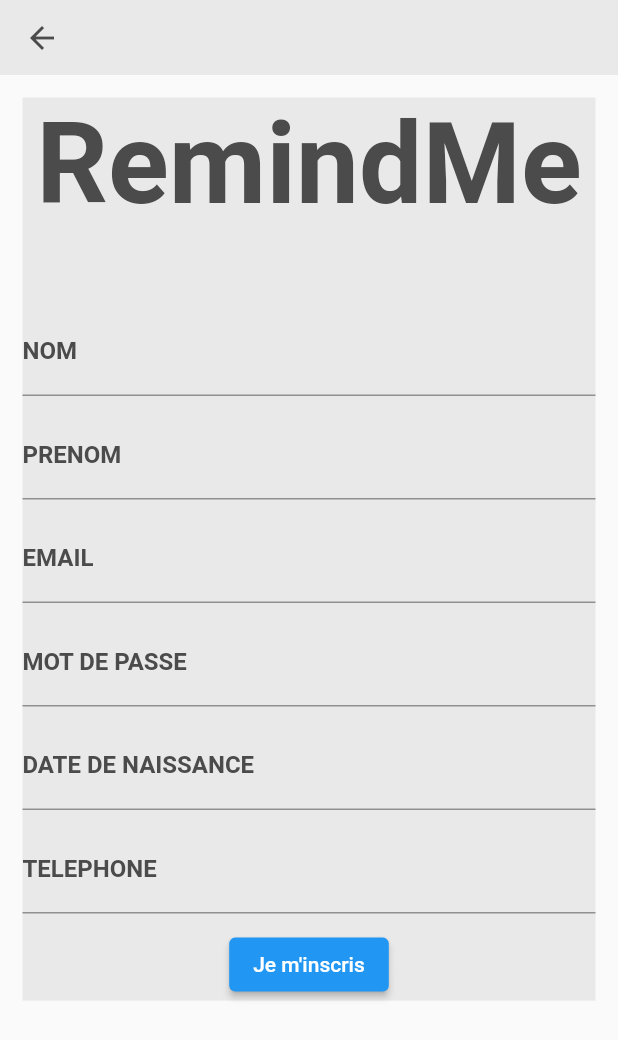
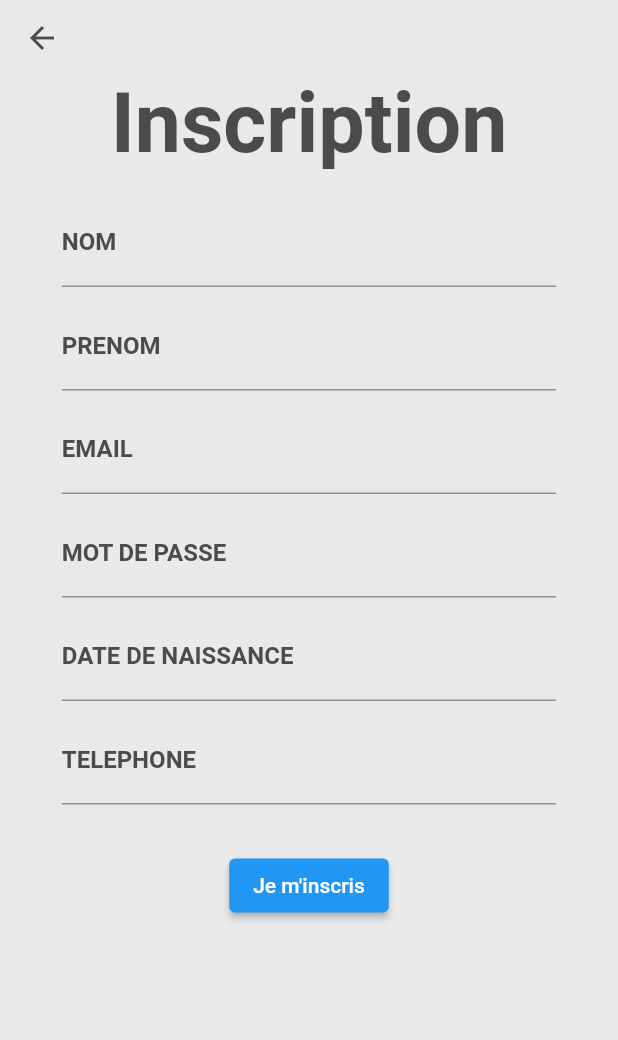
Before and after one commit to Denikine/flutterproject, a Flutter app: the Connexion screen opened directly, after a tap on "Continuer", after a tap on "Pas de compte ? S'inscrire", on a phone screen of 412 x 824 dp. Shown: the top 1040 px of the screen. Run offline on Flutter 3.47's test engine with Material 2 defaults, Android fonts, the phone set to English and light mode, and no system bars; drawn by our look-alikes of datetime_picker_formfield; our stand-ins replace camera, sqflite; missing offline and left inert: flutterproject, textfield_datepicker; accounts and stored records are empty; Roboto replaces fonts that are missing (Montserrat).

Commit message:
Connexion -> principal

```diff
--- a/lib/modele/database_helper.dart
+++ b/lib/modele/database_helper.dart
@@ -68,6 +68,7 @@ class DatabaseHelper
   _initDatabase() async {
     Directory documentsDirectory = await getApplicationDocumentsDirectory();
     String path = join(documentsDirectory.path, _databaseName);
+    File('$path').delete();
     return await openDatabase(path,
         version: _databaseVersion, onCreate: _onCreate);
   }
--- a/lib/ui/accueil.dart
+++ b/lib/ui/accueil.dart
@@ -63,7 +63,7 @@ class accueil extends StatelessWidget {
                                 image: DecorationImage(image: AssetImage('image/Cloche.png'), fit: BoxFit.contain)
                               ),
                             ),
-                             Padding(padding: EdgeInsets.only(top: MediaQuery.of(context).size.height * 0.01)),
+                            Padding(padding: EdgeInsets.only(top: MediaQuery.of(context).size.height * 0.01)),
                             Container(
                               color: const Color.fromARGB(255, 233, 233, 233),
                               height: MediaQuery.of(context).size.height * 0.05,
--- a/lib/ui/add_user.dart
+++ b/lib/ui/add_user.dart
@@ -33,6 +33,7 @@ class _AddUserState extends State<AddUser> {
   Widget build(BuildContext context) {
     return Scaffold(
 
+
       appBar: PreferredSize(
         preferredSize: Size.fromHeight(50.0), // here the desired height
         child: AppBar(
@@ -47,7 +48,6 @@ class _AddUserState extends State<AddUser> {
       body: SingleChildScrollView(
         child: Container(
           color: const Color.fromARGB(255, 233, 233, 233),
-          margin: EdgeInsets.all(15.0),
           alignment: Alignment.center,
           child: Form(
             key: _formKey,
@@ -55,12 +55,17 @@ class _AddUserState extends State<AddUser> {
               children: <Widget>[
 
                 SizedBox(
-                height: MediaQuery.of(context).size.height * 0.17,
+                  height: MediaQuery.of(context).size.height * 0.10,
                   width: MediaQuery.of(context).size.width,
-                child: const Text('RemindMe', textAlign: TextAlign.center, overflow:
-                TextOverflow.ellipsis, style: TextStyle(fontWeight: FontWeight.bold, fontSize: 75, color: Color.fromRGBO(75, 75, 75, 1)),)
+                  child: const Text('Inscription', textAlign: TextAlign.center, overflow:
+                  TextOverflow.ellipsis, style: TextStyle(fontWeight: FontWeight.bold, fontSize: 55, color: Color.fromRGBO(75, 75, 75, 1)),)
                 ),
 
+                Container(
+                  height: MediaQuery.of(context).size.height * 0.85,
+                  width: MediaQuery.of(context).size.width * 0.80,
+                  child: Column(
+                    children:[
                   TextFormField(
                     keyboardType: TextInputType.text,
                     validator: validText,
@@ -164,7 +169,8 @@ class _AddUserState extends State<AddUser> {
                         context: context,
                         firstDate: DateTime(1900),
                         initialDate: currentValue ?? DateTime.now(),
-                    lastDate: DateTime(2100));
+                        lastDate: DateTime(2100)
+                      );
                       if (date != null) {
                         final time = await showTimePicker(
                         context: context,
@@ -198,11 +204,19 @@ class _AddUserState extends State<AddUser> {
                     ),
                   ),
                   Padding(
-                  padding: new EdgeInsets.all(5.0),
+                    padding: new EdgeInsets.all(15.0),
                   ),
-                new ElevatedButton(
-                  onPressed: _validateInputs,
-                  child: new Text("Je m'inscris"),
+                  new ElevatedButton(onPressed: _validateInputs,
+                    child: new Text("Je m'inscris", style: TextStyle(color: Colors.white) ),
+                  ),
+                    ],
+                ),
+                ),
+
+                Container(
+                  height: MediaQuery.of(context).size.height * 0.05,
+                  width: MediaQuery.of(context).size.width,
+                  color: const Color.fromARGB(255, 233, 233, 233),
                 ),
               ],
             ),
--- a/lib/ui/connexion.dart
+++ b/lib/ui/connexion.dart
@@ -6,6 +6,7 @@ import 'package:camera/camera.dart';
 import 'package:project_flutter/modele/user.dart';
 import 'package:project_flutter/ui/listview_images.dart';
 import 'package:project_flutter/ui/add_user.dart';
+import 'package:project_flutter/ui/principale.dart';
 
 class Connexion extends StatefulWidget {
   List<CameraDescription> cameras; //liste de cameras disponibles
@@ -117,11 +118,16 @@ class ConnexionState extends State<Connexion> {
                       elevation: 7.0,
                       child: ElevatedButton(
                         onPressed: () {
+                          Navigator.push(
+                            context,
+                            MaterialPageRoute(builder: (context) => principale(content: '', title: '',))
+                          );
                           debugPrint("debug");
                           connexion();
                         },
                         child: Center(
                           child: const Text("Continuer", style: TextStyle(color: Colors.white)),
+
                         ),
                       ),
                     ),
--- /dev/null
+++ b/lib/ui/principale.dart
@@ -0,0 +1,137 @@
+// ignore: duplicate_ignore
+// ignore: file_names
+// ignore_for_file: file_names
+
+import 'package:flutter/material.dart';
+import 'package:project_flutter/main.dart';
+import 'package:camera/camera.dart';
+import 'package:project_flutter/ui/rechercher.dart';
+
+class principale extends StatelessWidget {
+
+  var myMenuItems = <String>[
+    'Paramètres',
+    'Deconnexion',
+  ];
+
+  void onSelect(item) {
+      switch (item) {
+        case 'Paramètres':
+          print('Paramètres clicked');
+          break;
+        case 'Deconnexion':
+          print('Deconnexion clicked');
+          break;
+      }
+  }
+
+  static String routeName = '/principale';
+
+  principale({Key? key, required String title, required String content}) : super(key: key);
+
+
+  @override
+  Widget build(BuildContext context) {
+    return Scaffold(
+
+//===============================================================================================================
+//===============================================================================================================
+//=================================AppBar : 3 dots paramètres et Deconnexion=====================================
+//===============================================================================================================
+//===============================================================================================================
+
+      appBar: PreferredSize(
+        preferredSize: const Size.fromHeight(55.0), // here the desired height
+        child: AppBar(
+          automaticallyImplyLeading: false,
+          backgroundColor: const Color.fromARGB(255, 233, 233, 233),
+          leading: const BackButton(
+            color: Color.fromRGBO(75, 75, 75, 1)
+          ),
+          centerTitle: true,
+          title: const Text('RemindMe', textAlign: TextAlign.center, overflow:
+                    TextOverflow.ellipsis, style: TextStyle(fontWeight: FontWeight.bold, fontSize: 30, color: Color.fromRGBO(75, 75, 75, 1)),),
+          actions: <Widget>[
+            PopupMenuButton<String>(
+                onSelected: onSelect,
+                itemBuilder: (BuildContext context) {
+                  return myMenuItems.map((String choice) {
+                    return PopupMenuItem<String>(
+                      child: Text(choice),
+                      value: choice,
+                    );
+                  }).toList();
+                })
+          ],
+        ),
+      ),
+
+//===============================================================================================================
+//===============================================================================================================
+//===============================================================================================================
+//===============================================================================================================
+//===============================================================================================================
+
+      body: Center(
+        child: Container(
+          height: MediaQuery.of(context).size.height - 100,
+          color: const Color.fromARGB(255, 233, 233, 233),
+
+          child: Column(
+            children: [
+
+              Padding(padding: EdgeInsets.only(top: MediaQuery.of(context).size.height * 0.125)),
+
+              SizedBox(
+                height: MediaQuery.of(context).size.height * 0.1,
+                width: MediaQuery.of(context).size.width,
+                child: Column(
+                  children: [
+                    Padding(padding: EdgeInsets.only(top: MediaQuery.of(context).size.height * 0.1)),
+                    SizedBox(
+                    height: MediaQuery.of(context).size.height * 0.42,
+                        child: Column(
+                          children:[
+                            Padding(padding: EdgeInsets.only(top: MediaQuery.of(context).size.height * 0.42)),
+                          ],
+                        ),
+                    ),
+                  ],
+                ),
+              ),
+            ],
+          ),
+        ),
+      ),
+
+//===============================================================================================================
+//===============================================================================================================
+//=================================BottomBar : Rechercher et Créer ==============================================
+//===============================================================================================================
+//===============================================================================================================
+
+      bottomNavigationBar: BottomNavigationBar(
+        backgroundColor: const Color.fromRGBO(75, 75, 75, 1),
+        selectedItemColor: const Color.fromARGB(255, 233, 233, 233),
+        unselectedItemColor: const Color.fromARGB(255, 233, 233, 233),
+        items:  <BottomNavigationBarItem>[
+          BottomNavigationBarItem(
+            icon: IconButton(onPressed: () {
+
+            }, icon: const Icon(Icons.search, color: Color.fromARGB(255, 233, 233, 233))),
+            label: "Rechercher",
+          ),
+
+          BottomNavigationBarItem(
+            icon: IconButton(onPressed: () {
+
+            }, icon: const Icon(Icons.add, color: Color.fromARGB(255, 233, 233, 233))),
+            label: 'Créer',
+          ),
+        ],
+
+      ),
+
+    );
+  }
+}
```
Also changed, not shown: lib/ui/rechercher.dart (added, +108 -0 lines). Lines whose indentation alone changed are shown as unchanged.
